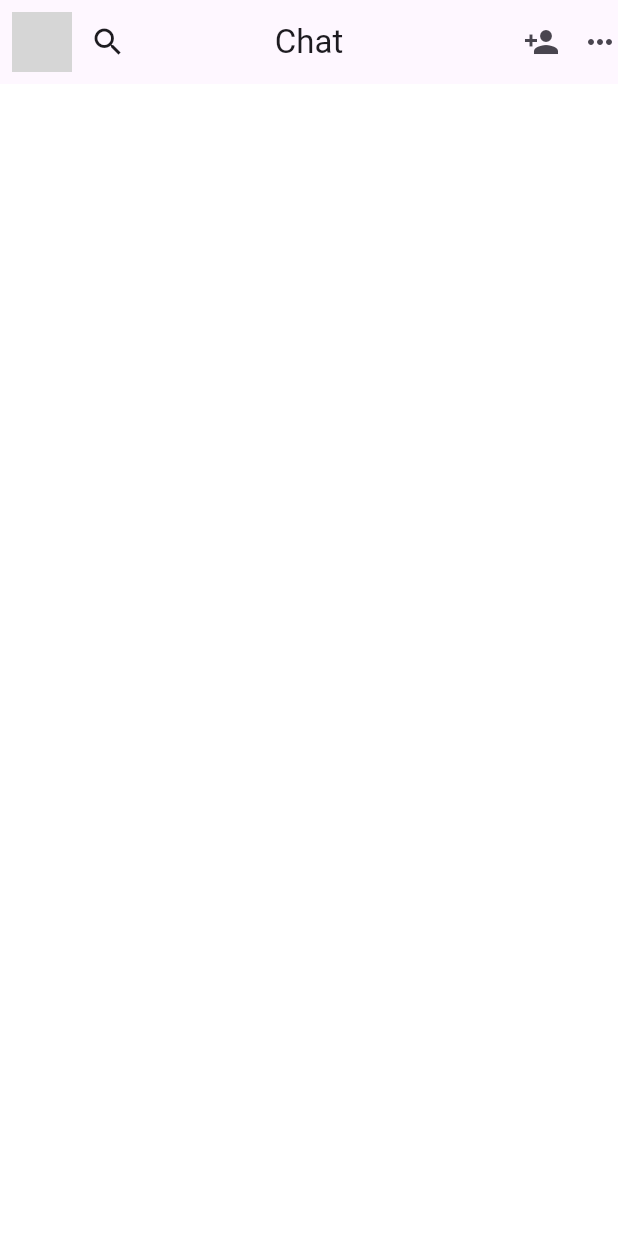
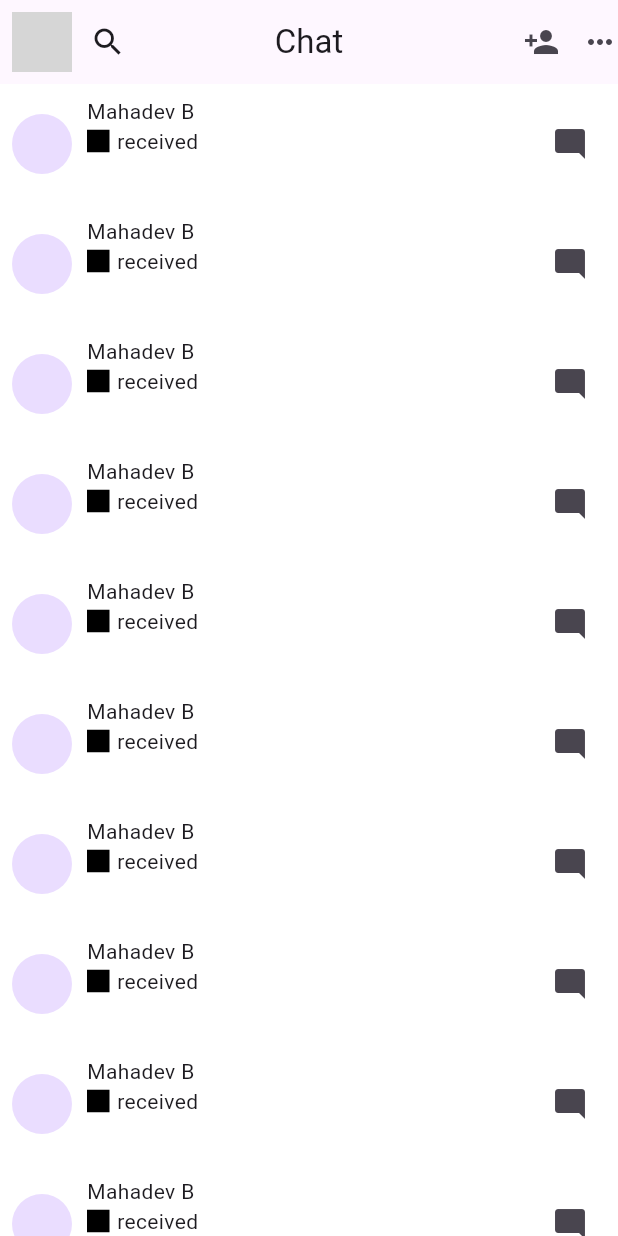
Before and after one commit to MahadevBiniraj/snap_chat, a Flutter app: the Chatscreen screen opened directly, on a phone screen of 412 x 824 dp. Run offline on Flutter 3.47's test engine with Material 3 defaults, Android fonts, the phone set to English and light mode, and no system bars; network calls fail; grey boxes are pictures that could not be loaded.

Commit message:
accounts file

```diff
--- a/lib/view/chat_screen/chat_screen.dart
+++ b/lib/view/chat_screen/chat_screen.dart
@@ -1,5 +1,6 @@
 import 'package:flutter/material.dart';
 import 'package:snapchat/core/constant_colors/color_constants.dart';
+import 'package:snapchat/view/chat_screen/widgets/accounts.dart';
 
 void main() {
   runApp(Chatscreen());
@@ -36,6 +37,7 @@ class Chatscreen extends StatelessWidget {
           Icon(Icons.more_horiz)
         ],
       ),
+      body: Accounts(),
     );
   }
 }
--- /dev/null
+++ b/lib/view/chat_screen/widgets/accounts.dart
@@ -0,0 +1,50 @@
+import 'package:flutter/material.dart';
+import 'package:flutter/widgets.dart';
+
+class Accounts extends StatelessWidget {
+  const Accounts({super.key});
+
+  @override
+  Widget build(BuildContext context) {
+    return ListView.builder(
+      itemCount: 15,
+      itemBuilder: (context, index) => Container(
+        height: 80,
+        width: double.infinity,
+        child: Padding(
+          padding: const EdgeInsets.all(8.0),
+          child: Row(
+            children: [
+              CircleAvatar(),
+              SizedBox(
+                width: 10,
+              ),
+              Expanded(
+                child: Column(
+                  crossAxisAlignment: CrossAxisAlignment.start,
+                  children: [
+                    Text("Mahadev B"),
+                    Row(
+                      children: [
+                        Container(
+                          height: 15,
+                          width: 15,
+                          color: Colors.black,
+                        ),
+                        SizedBox(
+                          width: 5,
+                        ),
+                        Text("received")
+                      ],
+                    )
+                  ],
+                ),
+              ),
+              IconButton(onPressed: () {}, icon: Icon(Icons.mode_comment))
+            ],
+          ),
+        ),
+      ),
+    );
+  }
+}
```
